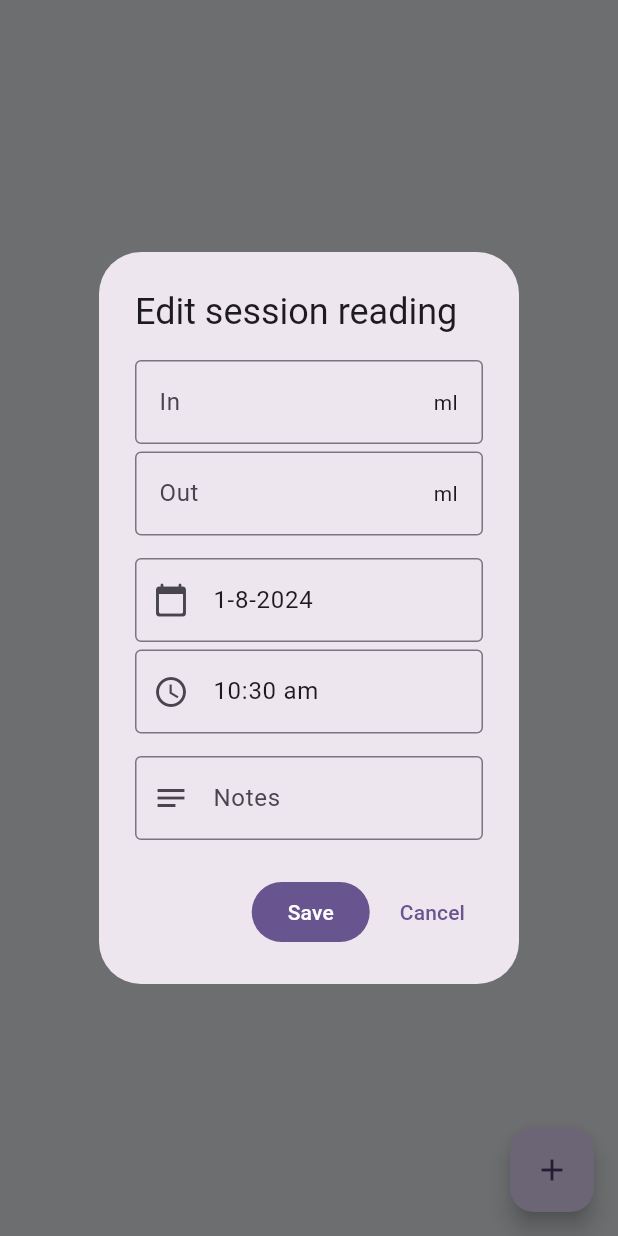
After one commit to Nikhithasriram/Tracking, a Flutter app: the DialysisPage screen opened directly, after a tap on the "add" icon, on a phone screen of 412 x 824 dp. The commit adds this screen. Run offline on Flutter 3.47's test engine with Material 3 defaults, Android fonts, the phone set to English and light mode, and no system bars; our stand-ins replace share_plus.

Commit message:
Added Dialysis Tab

```diff
--- /dev/null
+++ b/lib/Provider/dialysisprovider.dart
@@ -0,0 +1,105 @@
+import 'dart:collection';
+
+import 'package:flutter/material.dart';
+import 'package:tracking_app/functions/mydatetime.dart';
+import 'package:tracking_app/models/dialysis.dart';
+
+class DialysisProvier extends ChangeNotifier {
+  final List<DialysisReading> _items = [];
+  UnmodifiableListView get items => UnmodifiableListView(_items);
+
+  void add(Onesession reading) {
+    DateTime sessiondate = mydatetime(reading.date, "5:00 am");
+    bool added = false;
+    for (int i = 0; i < _items.length; i++) {
+      DateTime loopdate = mydatetime(_items[i].date, "5:00 am");
+      if (sessiondate == loopdate) {
+        added = true;
+        addContentsfromindex(index: i, reading: reading);
+        break;
+      }
+    }
+    if (added == false) {
+      for (int i = 0; i < _items.length; i++) {
+        DateTime loopdate = mydatetime(_items[i].date, "5:00 am");
+        if (sessiondate.isAfter(loopdate)) {
+          added = true;
+          _items.insert(
+              i, DialysisReading(netml: 0, date: reading.date, session: []));
+          addContentsfromindex(index: i, reading: reading);
+          break;
+        }
+      }
+    }
+    if (added == false) {
+      _items.add(DialysisReading(netml: 0, date: reading.date, session: []));
+      addContentsfromindex(index: _items.length - 1, reading: reading);
+    }
+
+    notifyListeners();
+  }
+
+  void addContentsfromindex({required int index, required Onesession reading}) {
+    DateTime readingdatetime = mydatetime(reading.date, reading.time);
+    bool added = false;
+    for (int i = _items[index].session.length - 1; i >= 0; i--) {
+      DateTime loopdatetime = mydatetime(
+          _items[index].session[i].date, _items[index].session[i].time);
+      if (readingdatetime.isAfter(loopdatetime) ||
+          readingdatetime == loopdatetime) {
+        added = true;
+        double sessionnet = reading.outml - _items[index].session[i].inml;
+        if (i == _items[index].session.length - 1) {
+          _items[index].session.add(Onesession(
+              inml: reading.inml,
+              outml: reading.outml,
+              date: reading.date,
+              time: reading.time,
+              sessionnet: sessionnet,
+              notes: reading.notes));
+          _items[index].netml += sessionnet;
+        } else {
+          _items[index].session.insert(
+              i + 1,
+              Onesession(
+                  inml: reading.inml,
+                  outml: reading.outml,
+                  date: reading.date,
+                  time: reading.time,
+                  sessionnet: sessionnet,
+                  notes: reading.notes));
+          _items[index].netml += sessionnet;
+        }
+
+        break;
+      }
+    }
+    if (added == false) {
+      if (_items[index].session.isEmpty) {
+        _items[index].session.add(Onesession(
+            inml: reading.inml,
+            outml: reading.outml,
+            date: reading.date,
+            time: reading.time,
+            sessionnet: 0,
+            notes: reading.notes));
+        _items[index].netml += 0;
+      } else {
+        double sessionnet = reading.outml - _items[index].session[-2].inml;
+        _items[index].session.add(Onesession(
+            inml: reading.inml,
+            outml: reading.outml,
+            date: reading.date,
+            time: reading.time,
+            sessionnet: sessionnet,
+            notes: reading.notes));
+        _items[index].netml += sessionnet;
+      }
+    }
+  }
+
+  void delete({required int index, required int subindex}) {
+    items[index].session.removeAt(subindex);
+    notifyListeners();
+  }
+}
--- a/lib/main.dart
+++ b/lib/main.dart
@@ -1,5 +1,6 @@
 import 'package:flutter/material.dart';
 import 'package:provider/provider.dart';
+import 'package:tracking_app/Provider/dialysisprovider.dart';
 import 'package:tracking_app/Provider/waterprovider.dart';
 import 'pages/bottom_navigation.dart';
 import 'package:tracking_app/Provider/weightprovider.dart';
@@ -17,6 +18,8 @@ class MyApp extends StatelessWidget {
       providers: [
         ChangeNotifierProvider<WeightProvider>(create: (_) => WeightProvider()),
         ChangeNotifierProvider<WaterProvider>(create: (_) => WaterProvider()),
+        ChangeNotifierProvider<DialysisProvier>(create: (_) => DialysisProvier()),
+
       ],
       child: MaterialApp(
         title: 'Flutter Demo',
--- /dev/null
+++ b/lib/models/dialysis.dart
@@ -0,0 +1,25 @@
+class DialysisReading {
+  double netml;
+  String date;
+  List<Onesession> session;
+
+  DialysisReading(
+      {required this.netml, required this.date, required this.session});
+}
+
+class Onesession {
+  double inml;
+  double outml;
+  double sessionnet;
+  String date;
+  String time;
+  String notes;
+
+  Onesession(
+      {required this.inml,
+      required this.outml,
+      required this.date,
+      required this.time,
+      required this.sessionnet ,
+      required this.notes});
+}
--- a/lib/pages/info.dart
+++ b/lib/pages/info.dart
@@ -1,4 +1,5 @@
 import 'package:flutter/material.dart';
+import 'package:tracking_app/pages/info/dialysis.dart';
 import 'info/weight.dart';
 import 'info/water.dart';
 
@@ -13,6 +14,7 @@ class _InfoState extends State<Info> {
   List<Widget> tabs = const [
     WeightPage(),
     Water(),
+    DialysisPage(),
   ];
   @override
   Widget build(BuildContext context) {
@@ -30,6 +32,9 @@ class _InfoState extends State<Info> {
               ),
               Tab(
                 text: "Water",
+              ),
+              Tab(
+                text: "Dialysis",
               )
             ],
           ),
--- /dev/null
+++ b/lib/pages/info/dialysis.dart
@@ -0,0 +1,35 @@
+import 'package:flutter/material.dart';
+import 'package:provider/provider.dart';
+import 'package:tracking_app/Provider/dialysisprovider.dart';
+import 'package:tracking_app/utils/dialysis_utils/dialysis_tile.dart';
+import 'package:tracking_app/utils/dialysis_utils/dialysisdialog.dart';
+
+class DialysisPage extends StatelessWidget {
+  const DialysisPage({super.key});
+
+  @override
+  Widget build(BuildContext context) {
+    return Scaffold(
+      backgroundColor: Colors.blueGrey.shade50,
+      body: Consumer<DialysisProvier>(
+        builder: (context, value, child) {
+          return ListView.builder(
+            itemCount: value.items.length,
+            itemBuilder: (context, index) {
+              return DialysisTile(
+                index: index,
+                reading: value.items[index],
+              );
+            },
+          );
+        },
+      ),
+      floatingActionButton: FloatingActionButton(
+        onPressed: () {
+          dialysisdialog(context: context);
+        },
+        child: const Icon(Icons.add),
+      ),
+    );
+  }
+}
--- /dev/null
+++ b/lib/utils/dialysis_utils/dialysis_alert_dialog.dart
@@ -0,0 +1,244 @@
+import 'package:flutter/material.dart';
+import 'package:provider/provider.dart';
+import 'package:tracking_app/Provider/dialysisprovider.dart';
+import 'package:tracking_app/models/dialysis.dart';
+
+class DialysisAlertDialog extends StatefulWidget {
+  final int index;
+  final int subindex;
+  const DialysisAlertDialog({super.key, this.index = -1, this.subindex = -1});
+
+  @override
+  State<DialysisAlertDialog> createState() => _DialysisAlertDialogState();
+}
+
+class _DialysisAlertDialogState extends State<DialysisAlertDialog> {
+  final TextEditingController inmlcontroller = TextEditingController();
+  final TextEditingController outmlcontroller = TextEditingController();
+  final TextEditingController datecontroller = TextEditingController();
+  final TextEditingController timecontroller = TextEditingController();
+  final TextEditingController notescontroller = TextEditingController();
+
+  void defaultInitializer() {
+    DateTime now = DateTime.now();
+    TimeOfDay time = TimeOfDay.now();
+    String nowdate =
+        "${now.day.toString()}-${now.month.toString()}-${now.year.toString()}";
+    datecontroller.text = nowdate;
+    String min = time.minute < 10 ? "0${time.minute}" : time.minute.toString();
+
+    String nowTime =
+        "${time.hourOfPeriod}:$min ${time.period.toString().split(".")[1]}";
+    timecontroller.text = nowTime;
+    inmlcontroller.clear();
+    outmlcontroller.clear();
+    notescontroller.clear();
+  }
+
+  void samedateInitailizer() {
+    final DialysisProvier value =
+        Provider.of<DialysisProvier>(context, listen: false);
+    datecontroller.text = value.items[widget.index].date;
+    TimeOfDay time = TimeOfDay.now();
+    String min = time.minute < 10 ? "0${time.minute}" : time.minute.toString();
+
+    String nowTime =
+        "${time.hourOfPeriod}:$min ${time.period.toString().split(".")[1]}";
+    timecontroller.text = nowTime;
+    inmlcontroller.clear();
+    outmlcontroller.clear();
+    notescontroller.clear();
+  }
+
+  void editInitializer() {
+    final DialysisProvier value =
+        Provider.of<DialysisProvier>(context, listen: false);
+    inmlcontroller.text =
+        value.items[widget.index].session[widget.subindex].inml.toString();
+    outmlcontroller.text =
+        value.items[widget.index].session[widget.subindex].outml.toString();
+    datecontroller.text =
+        value.items[widget.index].session[widget.subindex].date;
+
+    timecontroller.text =
+        value.items[widget.index].session[widget.subindex].time;
+    notescontroller.text =
+        value.items[widget.index].session[widget.subindex].notes;
+  }
+
+  @override
+  void initState() {
+    if (widget.index == -1 && widget.subindex == -1) {
+      defaultInitializer();
+    } else if (widget.index != -1 && widget.subindex == -1) {
+      samedateInitailizer();
+    } else {
+      editInitializer();
+    }
+
+    super.initState();
+  }
+
+  @override
+  Widget build(BuildContext context) {
+    Future<void> selectDate() async {
+      DateTime? picked = await showDatePicker(
+          context: context,
+          initialDate: DateTime.now(),
+          firstDate: DateTime(2000),
+          lastDate: DateTime(2100));
+
+      // picked ??= DateTime.now();
+
+      setState(() {
+        if (picked != null) {
+          String pickedDate =
+              "${picked.day.toString()}-${picked.month.toString()}-${picked.year.toString()}";
+          datecontroller.text = pickedDate;
+        }
+      });
+    }
+
+    Future<void> selectTime() async {
+      final TimeOfDay? time = await showTimePicker(
+        context: context,
+        initialTime: TimeOfDay.now(),
+        initialEntryMode: TimePickerEntryMode.dial,
+      );
+
+      setState(() {
+        if (time != null) {
+          String min =
+              time.minute < 10 ? "0${time.minute}" : time.minute.toString();
+          timecontroller.text =
+              "${time.hourOfPeriod}:$min ${time.period.toString().split(".")[1]}";
+        }
+      });
+    }
+
+    return Scaffold(
+      backgroundColor: Colors.transparent,
+      body: AlertDialog(
+        title: widget.subindex != -1
+            ? const Text("New Session Reading")
+            : const Text("Edit session reading"),
+        scrollable: true,
+        content: Column(
+          children: [
+            TextField(
+              controller: inmlcontroller,
+              keyboardType:
+                  const TextInputType.numberWithOptions(decimal: true),
+              decoration: const InputDecoration(
+                border: OutlineInputBorder(),
+                hintText: "In",
+                suffixIcon: Padding(
+                  padding: EdgeInsets.all(15),
+                  child: Text("ml"),
+                ),
+              ),
+            ),
+            const SizedBox(
+              height: 5,
+            ),
+            TextField(
+              controller: outmlcontroller,
+              keyboardType:
+                  const TextInputType.numberWithOptions(decimal: true),
+              decoration: const InputDecoration(
+                border: OutlineInputBorder(),
+                hintText: "Out",
+                suffixIcon: Padding(
+                  padding: EdgeInsets.all(15),
+                  child: Text("ml"),
+                ),
+              ),
+            ),
+            const SizedBox(
+              height: 15,
+            ),
+            TextField(
+              controller: datecontroller,
+              keyboardType: TextInputType.none,
+              onTap: () {
+                selectDate();
+              },
+              decoration: const InputDecoration(
+                  border: OutlineInputBorder(),
+                  hintText: "Date",
+                  prefixIcon: Icon(Icons.calendar_today_rounded)),
+            ),
+            const SizedBox(
+              height: 5,
+            ),
+            TextField(
+              controller: timecontroller,
+              keyboardType:
+                  const TextInputType.numberWithOptions(decimal: true),
+              onTap: () {
+                selectTime();
+              },
+              decoration: const InputDecoration(
+                  border: OutlineInputBorder(),
+                  hintText: "Time",
+                  prefixIcon: Icon(Icons.access_time)),
+            ),
+            const SizedBox(
+              height: 15,
+            ),
+            TextField(
+              controller: notescontroller,
+              keyboardType: TextInputType.text,
+              decoration: const InputDecoration(
+                  border: OutlineInputBorder(),
+                  hintText: "Notes",
+                  prefixIcon: Icon(Icons.notes)),
+            ),
+          ],
+        ),
+        actions: [
+          FilledButton(
+              onPressed: () {
+                final value = context.read<DialysisProvier>();
+                final inml = double.tryParse(inmlcontroller.text) ?? 0.0;
+                final outml = double.tryParse(outmlcontroller.text) ?? 0.0;
+                if (inml == 0.0 && outml == 0.0) {
+                  ScaffoldMessenger.of(context).showSnackBar(const SnackBar(
+                    content: Text("Please Enter atleast one valid input"),
+                    behavior: SnackBarBehavior.floating,
+                  ));
+                } else {
+                  if (widget.subindex != -1) {
+                    value.delete(
+                        index: widget.index, subindex: widget.subindex);
+                    value.add(Onesession(
+                        inml: inml,
+                        outml: outml,
+                        date: datecontroller.text,
+                        time: timecontroller.text,
+                        sessionnet: 0,
+                        notes: notescontroller.text));
+                  } else {
+                    value.add(Onesession(
+                        inml: inml,
+                        outml: outml,
+                        date: datecontroller.text,
+                        time: timecontroller.text,
+                        sessionnet: 0,
+                        notes: notescontroller.text));
+                  }
+
+                  Navigator.of(context).pop();
+                }
+              },
+              child: const Text("Save")),
+          TextButton(
+              onPressed: () {
+                Navigator.of(context).pop();
+              },
+              child: const Text("Cancel"))
+        ],
+      ),
+    );
+  }
+}
--- /dev/null
+++ b/lib/utils/dialysis_utils/dialysisdialog.dart
@@ -0,0 +1,15 @@
+import 'package:flutter/material.dart';
+import 'package:tracking_app/utils/dialysis_utils/dialysis_alert_dialog.dart';
+
+void dialysisdialog(
+    {required BuildContext context, int index = -1, int subindex = -1}) {
+  showDialog(
+      context: context,
+      builder: (context) {
+        return ScaffoldMessenger(
+            child: DialysisAlertDialog(
+          index: index,
+          subindex: subindex,
+        ));
+      });
+}
--- a/lib/utils/water_utils/waterlisttile.dart
+++ b/lib/utils/water_utils/waterlisttile.dart
@@ -66,6 +66,7 @@ class _WaterListTileState extends State<WaterListTile> {
                         .toList(),
                   ),
                 )),
+
           ]),
     );
   }
```
Also changed, not shown: lib/utils/dialysis_utils/dialysis_confirm_delete.dart (added, +31 -0 lines), lib/utils/dialysis_utils/dialysis_tile.dart (added, +199 -0 lines), lib/utils/water_utils/water_alert_dialog.dart (+4 -5 lines), lib/utils/weight_utils/alert_dialog.dart (+1 -6 lines).
